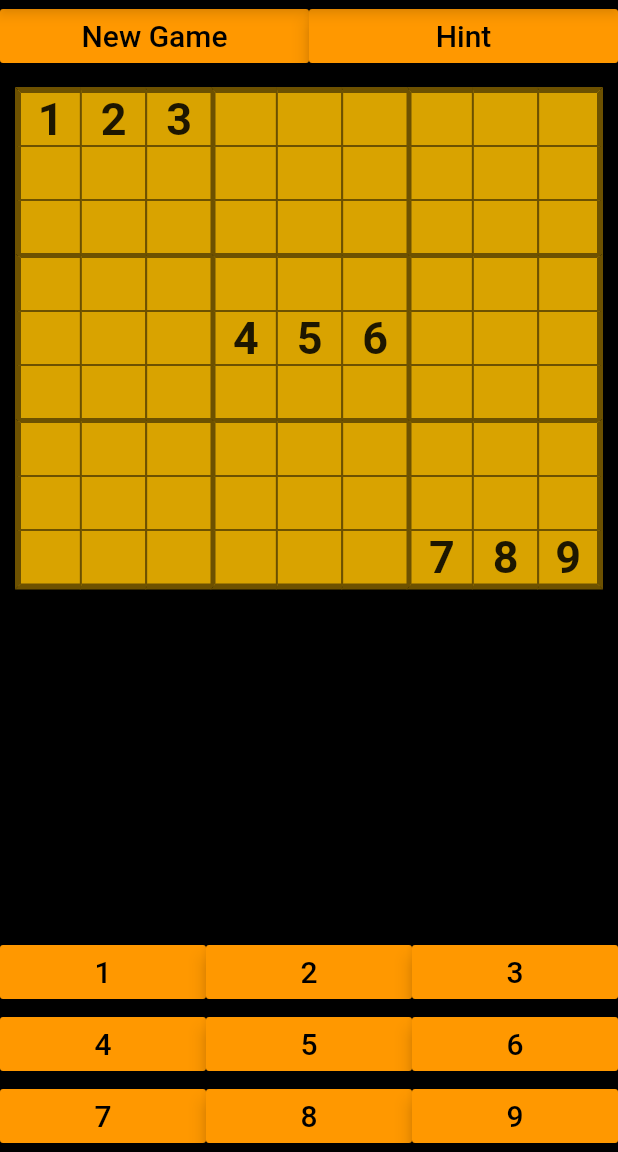
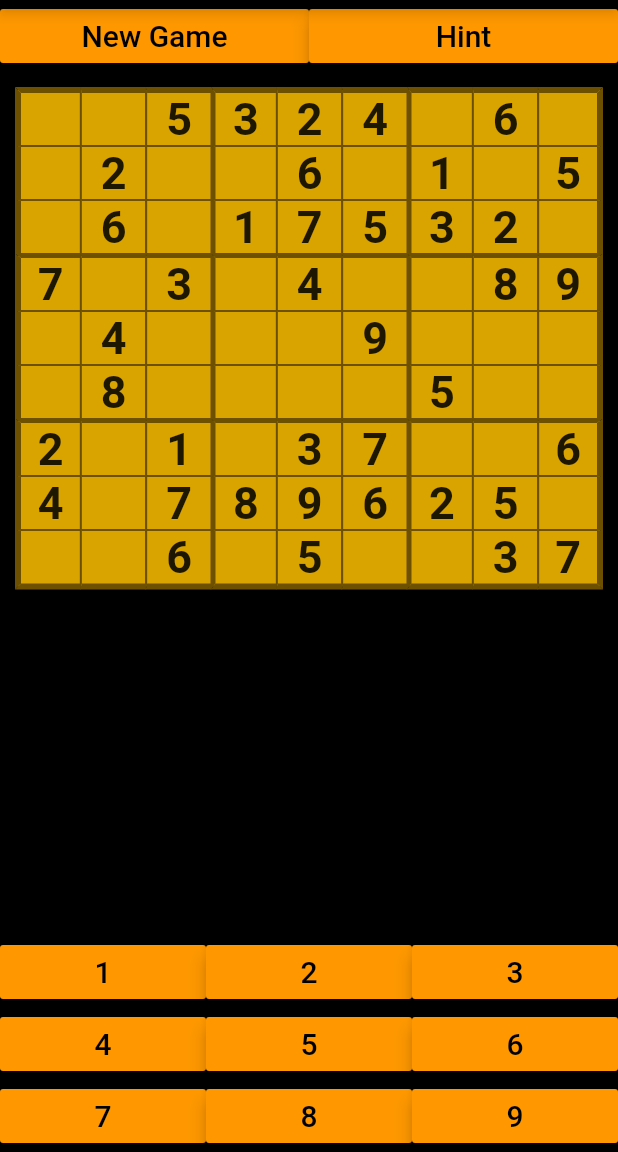
Before and after one commit to fhswf/sudoku, a Flutter app: the screen it shows after launch, on a phone screen of 412 x 824 dp, the part 84-1236 px from its top. Run offline on Flutter 3.47's test engine with Material 2 defaults, Android fonts, the phone set to English and light mode, and no system bars; our stand-ins replace tuple.

Commit message:
generieren des sudokufeldes eingebaut

```diff
--- a/lib/services/sudoku_service.dart
+++ b/lib/services/sudoku_service.dart
@@ -1,11 +1,15 @@
+import 'dart:math';
+
 class SudokuService {
   List<List<dynamic>> resolution;
   List<List<dynamic>> initialValues;
   int difficulty = 0;
+  int counter;
 
   SudokuService(int difficulty) {
     this.difficulty = difficulty;
-    generateNewGame();
+    // generateNewGame();
+    implementierung();
   }
 
   void generateNewGame() {
@@ -20,7 +24,7 @@ class SudokuService {
       [0, 0, 0, 0, 0, 0, 0, 0, 0],
       [0, 0, 0, 0, 0, 0, 7, 8, 9],
     ];
-    resolution = [
+    this.resolution = [
       [1, 2, 3, 4, 5, 6, 7, 8, 9],
       [1, 2, 3, 4, 5, 6, 7, 8, 9],
       [1, 2, 3, 4, 5, 6, 7, 8, 9],
@@ -32,4 +36,269 @@ class SudokuService {
       [1, 2, 3, 4, 5, 6, 7, 8, 9],
     ];
   }
+
+  void implementierung() {
+    // https://www.101computing.net/sudoku-generator-algorithm/
+    // https://www.101computing.net/backtracking-algorithm-sudoku-solver/
+    // initialise empty 9 by 9 grid
+    var grid = [
+      [0, 0, 0, 0, 0, 0, 0, 0, 0],
+      [0, 0, 0, 0, 0, 0, 0, 0, 0],
+      [0, 0, 0, 0, 0, 0, 0, 0, 0],
+      [0, 0, 0, 0, 0, 0, 0, 0, 0],
+      [0, 0, 0, 0, 0, 0, 0, 0, 0],
+      [0, 0, 0, 0, 0, 0, 0, 0, 0],
+      [0, 0, 0, 0, 0, 0, 0, 0, 0],
+      [0, 0, 0, 0, 0, 0, 0, 0, 0],
+      [0, 0, 0, 0, 0, 0, 0, 0, 0],
+    ];
+
+    fillGrid(grid);
+    this.resolution = duplicateGrid(grid);
+    removeNumbersFromSudoku(grid);
+    this.initialValues = grid;
+  }
+
+  // A function to check if the grid is full
+  bool checkGrid(List<List<dynamic>> grid) {
+    // return !grid.contains(0); // Prüfen ob das funktioniert
+    for (int i = 0; i < grid.length; i++) {
+      for (int j = 0; j < grid.length; j++) {
+        if (grid[i][j] == 0) return false;
+      }
+    }
+
+    // We have a complete grid!
+    return true;
+  }
+
+  // Source: https://pub.dev/documentation/flutter_charts/latest/flutter_charts/transpose.html
+  List<List<T>> transpose<T>(List<List<T>> colsInRows) {
+    int nRows = colsInRows.length;
+    if (colsInRows.length == 0) return colsInRows;
+
+    int nCols = colsInRows[0].length;
+    if (nCols == 0) throw new StateError("Degenerate matrix");
+
+    // Init the transpose to make sure the size is right
+    List<List<T>> rowsInCols = new List(nCols);
+    for (int col = 0; col < nCols; col++) {
+      rowsInCols[col] = new List(nRows);
+    }
+
+    // Transpose
+    for (int row = 0; row < nRows; row++) {
+      for (int col = 0; col < nCols; col++) {
+        rowsInCols[col][row] = colsInRows[row][col];
+      }
+    }
+
+    return rowsInCols;
+  }
+
+  // A backtracking/recursive function to check all possible combinations of numbers until a solution is found
+  bool solveGrid(List<List<dynamic>> grid) {
+    // global counter
+    //int counter = 0; // evtl muss der sogar global für die ganze Klasse sein?!
+    // Find next empty cell
+    int row;
+    int col;
+
+    for (int i = 0; i < 81; i++) {
+      row = (i ~/ 9);
+      col = i % 9;
+      if (grid[row][col] == 0) {
+        for (int value = 1; value < 10; value++) {
+          // Check that this value has not already be used on this row
+          if (!grid[row].contains(value)) {
+            // Check that this value has not already be used on this column
+            if (!transpose(grid)[col].contains(value)) {
+              // Identify which of the 9 squares we are working on
+              List<dynamic> square = [];
+              if (row < 3) {
+                if (col < 3)
+                  square = getSquareValues(grid, 0, 0);
+                else if (col < 6)
+                  square = getSquareValues(grid, 0, 3);
+                else
+                  square = getSquareValues(grid, 0, 6);
+              } else if (row < 6) {
+                if (col < 3)
+                  square = getSquareValues(grid, 3, 0);
+                else if (col < 6)
+                  square = getSquareValues(grid, 3, 3);
+                else
+                  square = getSquareValues(grid, 3, 6);
+              } else {
+                if (col < 3)
+                  square = getSquareValues(grid, 6, 0);
+                else if (col < 6)
+                  square = getSquareValues(grid, 6, 3);
+                else
+                  square = getSquareValues(grid, 6, 6);
+              }
+
+              // Check that this value has not already be used on this 3x3 square
+              if (!square.contains(value)) {
+                grid[row][col] = value;
+                if (checkGrid(grid)) {
+                  this.counter++;
+                  break;
+                } else {
+                  if (solveGrid(grid)) {
+                    return true;
+                  }
+                }
+              }
+            }
+          }
+        }
+        break;
+      }
+    }
+    grid[row][col] = 0;
+
+    return false;
+  }
+
+  List<dynamic> getSquareValues(List<List<dynamic>> grid, int row, int column) {
+    List<dynamic> square = [];
+
+    for (int i = 0; i < 3; i++) {
+      for (int j = 0; j < 3; j++) {
+        square.add(grid[i + row][j + column]);
+      }
+    }
+
+    return square;
+  }
+
+  List shuffle(List items) {
+    var random = new Random();
+
+    // Go through all elements.
+    for (var i = items.length - 1; i > 0; i--) {
+      // Pick a pseudorandom number according to the list length
+      var n = random.nextInt(i + 1);
+
+      var temp = items[i];
+      items[i] = items[n];
+      items[n] = temp;
+    }
+
+    return items;
+  }
+
+  // A backtracking/recursive function to check all possible combinations of numbers until a solution is found
+  bool fillGrid(List<List<dynamic>> grid) {
+    int row;
+    int col;
+    List<dynamic> numberList = [1, 2, 3, 4, 5, 6, 7, 8, 9];
+
+    // Find next empty cell
+    for (int i = 0; i < 81; i++) {
+      row = (i ~/ 9);
+      col = i % 9;
+      if (grid[row][col] == 0) {
+        shuffle(numberList);
+        for (var value in numberList) {
+          // Check that this value has not already be used on this row
+          if (!grid[row].contains(value)) {
+            // Check that this value has not already be used on this column
+            if (!transpose(grid)[col].contains(value)) {
+              // Identify which of the 9 squares we are working on
+              List<dynamic> square = [];
+              if (row < 3) {
+                if (col < 3)
+                  square = getSquareValues(grid, 0, 0);
+                else if (col < 6)
+                  square = getSquareValues(grid, 0, 3);
+                else
+                  square = getSquareValues(grid, 0, 6);
+              } else if (row < 6) {
+                if (col < 3)
+                  square = getSquareValues(grid, 3, 0);
+                else if (col < 6)
+                  square = getSquareValues(grid, 3, 3);
+                else
+                  square = getSquareValues(grid, 3, 6);
+              } else {
+                if (col < 3)
+                  square = getSquareValues(grid, 6, 0);
+                else if (col < 6)
+                  square = getSquareValues(grid, 6, 3);
+                else
+                  square = getSquareValues(grid, 6, 6);
+              }
+
+              // Check that this value has not already be used on this 3x3 square
+              if (!square.contains(value)) {
+                grid[row][col] = value;
+                if (checkGrid(grid)) {
+                  return true;
+                } else {
+                  if (fillGrid(grid)) {
+                    return true;
+                  }
+                }
+              }
+            }
+          }
+        }
+        break;
+      }
+    }
+    grid[row][col] = 0;
+
+    return false;
+  }
+
+  List<List<dynamic>> duplicateGrid(List<List<dynamic>> grid) {
+    List<List<dynamic>> copyGrid = [];
+    for (var row in grid) {
+      copyGrid.add([]);
+      for (var col in row) {
+        copyGrid.last.add(col);
+      }
+    }
+
+    return copyGrid;
+  }
+
+  void removeNumbersFromSudoku(List<List<dynamic>> grid) {
+    // Start Removing Numbers one by one
+
+    // A higher number of attempts will end up removing more numbers from the grid
+    // Potentially resulting in more difficiult grids to solve!
+    int attempts = 5;
+    this.counter = 1;
+    while (attempts > 0) {
+      // Select a random cell that is not already empty
+      var random = new Random();
+      int row, col;
+      do {
+        row = random.nextInt(9);
+        col = random.nextInt(9);
+      } while (grid[row][col] == 0);
+
+      // Remember its cell value in case we need to put it back
+      var backup = grid[row][col];
+      grid[row][col] = 0;
+
+      // Take a full copy of the grid
+      List<List<dynamic>> copyGrid = duplicateGrid(grid);
+
+      // Count the number of solutions that this grid has (using a backtracking approach implemented in the solveGrid() function)
+      this.counter = 0;
+      solveGrid(copyGrid);
+      // If the number of solution is different from 1 then we need to cancel the change by putting the value we took away back in the grid
+      if (this.counter != 1) {
+        grid[row][col] = backup;
+        // We could stop here, but we can also have another attempt with a different cell just to try to remove more numbers
+        attempts -= 1;
+      }
+    }
+
+    // Sudoku Ready
+  }
 }
--- a/lib/widgets/homepage.dart
+++ b/lib/widgets/homepage.dart
@@ -12,25 +12,26 @@ class HomePage extends StatefulWidget {
 
   SudokuService service = SudokuService(1);
 
-  List<List<dynamic>> acutalValues = [
-    [1, 2, 3, 0, 0, 0, 0, 0, 0],
-    [0, 0, 0, 0, 0, 0, 0, 0, 0],
-    [0, 0, 0, 0, 0, 0, 0, 0, 0],
-    [0, 0, 0, 0, 0, 0, 0, 0, 0],
-    [0, 0, 0, 4, 5, 6, 0, 0, 0],
-    [0, 0, 0, 0, 0, 0, 0, 0, 0],
-    [0, 0, 0, 0, 0, 0, 0, 0, 0],
-    [0, 0, 0, 0, 0, 0, 0, 0, 0],
-    [0, 0, 0, 0, 0, 0, 7, 8, 9],
-  ];
+  List<List<dynamic>> acutalValues;
+
+  List<List<dynamic>> duplicateGrid(List<List<dynamic>> grid) {
+    List<List<dynamic>> copyGrid = [];
+    for (var row in grid) {
+      copyGrid.add([]);
+      for (var col in row) {
+        copyGrid.last.add(col);
+      }
+    }
+
+    return copyGrid;
+  }
 
   void initGame() {
-    // Erstellt keine Tiefe Kopie
-    // acutalValues = new List<List<dynamic>>.from(initialValues);
+    acutalValues = duplicateGrid(service.initialValues);
   }
 
   HomePage({Key key, this.title}) : super(key: key) {
-    // initGame();
+    initGame();
   }
 
   @override
```
